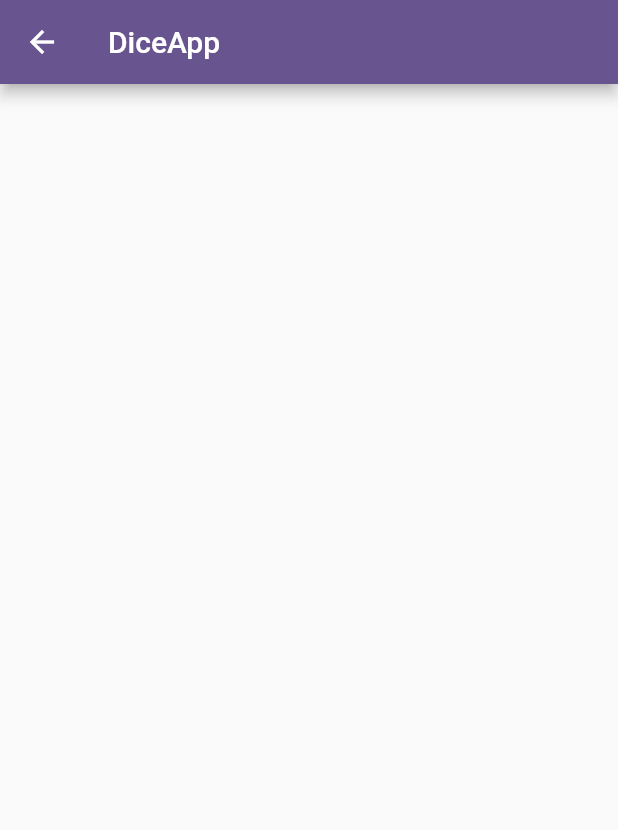
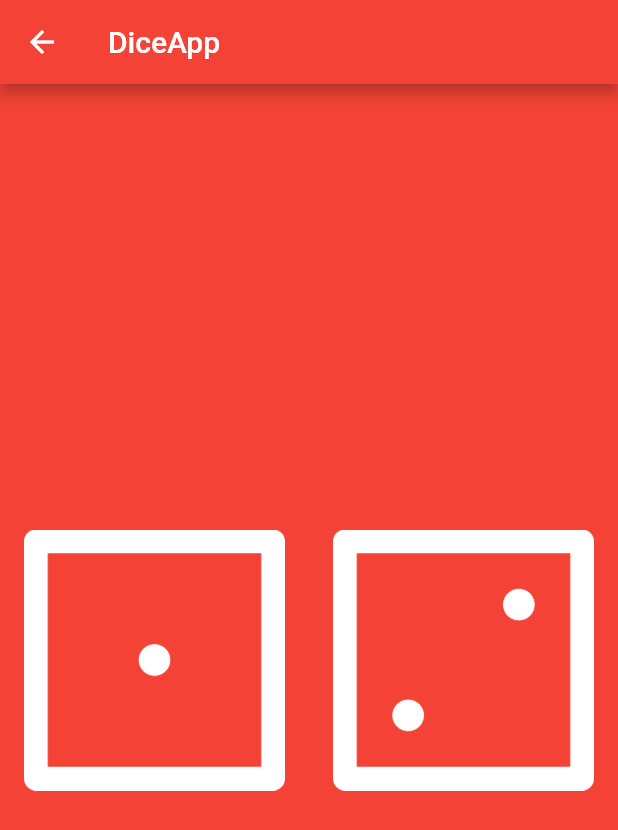
Before and after one commit to Balghari13/angela_prac, a Flutter app: the DiceApp screen opened directly, on a phone screen of 412 x 824 dp. Shown: the top 830 px of the screen. Run offline on Flutter 3.47's test engine with Material 2 defaults, Android fonts, the phone set to English and light mode, and no system bars.

Commit message:
make basic and static ui for dice app

```diff
--- a/lib/diceApp.dart
+++ b/lib/diceApp.dart
@@ -6,11 +6,44 @@ class DiceApp extends StatelessWidget {
   @override
   Widget build(BuildContext context) {
     return Scaffold(
+      backgroundColor: Colors.red,
       appBar: AppBar(
-        title: Text('DiceApp'),
+        backgroundColor: Colors.red,
+        title: const Text('DiceApp'),
       ),
-      body: Column(
-
+      body: Center(
+        child: Row(
+          mainAxisAlignment: MainAxisAlignment.spaceBetween,
+          //crossAxisAlignment: CrossAxisAlignment.stretch,
+          children: [
+             Expanded(
+     //by default elevated button have 16 right and left padding.
+              child: ElevatedButton(
+                style: ElevatedButton.styleFrom(
+                  backgroundColor: Colors.transparent,
+                  elevation: 0,
+                ),
+                onPressed: (){},
+                child: const Image(
+                  image: AssetImage('assets/images/dice1.png'),
+                ),
+              ),
+            ),
+            //image assets can be show by both ways.Below is more convenient way
+            Expanded(
+            //  flex: 5,
+              child: ElevatedButton(
+                style: ElevatedButton.styleFrom(
+                  backgroundColor: Colors.transparent,
+                  elevation: 0,
+                ),
+    onPressed: (){
+                  print('pressed');
+    },
+                  child: Image.asset('assets/images/dice2.png')),
+            ),
+          ],
+        ),
       ),
     );
   }
```
Also changed, not shown: assets/images/dice1.png (added), assets/images/dice2.png (added), assets/images/dice3.png (added), assets/images/dice4.png (added), assets/images/dice5.png (added), assets/images/dice6.png (added).
